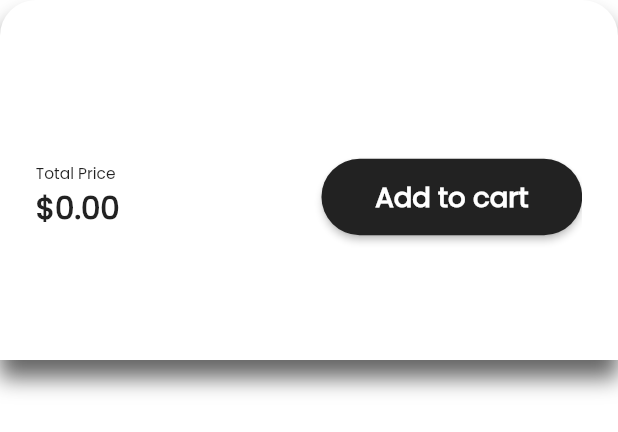
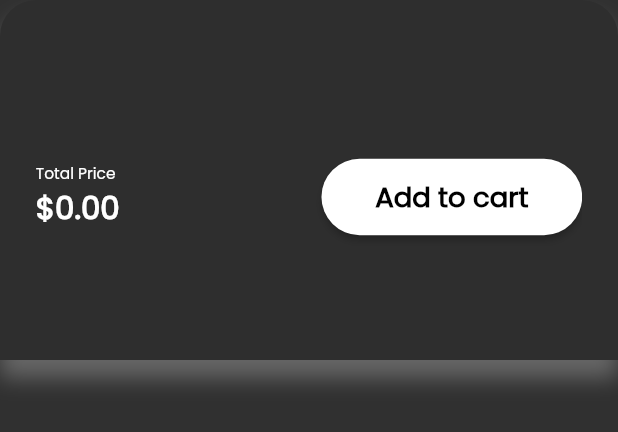
Before and after one commit to kamal606/store_app, a Flutter app: the BodyContainerDiscripeProduct widget shown alone on an empty page, opened directly with empty values, scrolled down 240 dp, on a phone screen of 412 x 824 dp. Shown: the top 432 px of the screen. Run offline on Flutter 3.47's test engine with Material 2 defaults, Android fonts, the phone set to English and light mode, and no system bars; our stand-ins replace bloc, cached_network_image, carousel_slider, connectivity_plus, dartz, dio and 10 more; accounts and stored records are empty; network calls fail.

Commit message:
done rate star and custom themedata map

```diff
--- a/lib/core/color/app_color.dart
+++ b/lib/core/color/app_color.dart
@@ -13,6 +13,7 @@ class AppColor {
   static const Color background = Color(0XFFEDEDED);
   static const Color white = Color(0XFFFFFFFF);
   static const Color erorr = Color(0XFFF01F0E);
+  static const Color darkTheme = Color(0XFF2E2E2E);
 
   static const Color star = Color(0XFFFFAB07);
   static const Color yellow = Colors.yellow;
--- /dev/null
+++ b/lib/core/utils/theme.dart
@@ -0,0 +1,45 @@
+import 'package:flutter/material.dart';
+import 'package:store_app/core/color/app_color.dart';
+
+enum AppTheme {
+  dark("Dark Mode"),
+  light("Light Mode");
+
+  const AppTheme(this.name);
+  final String name;
+}
+
+Map<AppTheme, ThemeData> theme = {
+  AppTheme.dark: ThemeData(
+    fontFamily: "Poppins",
+    brightness: Brightness.dark,
+    elevatedButtonTheme: ElevatedButtonThemeData(
+      style: ElevatedButton.styleFrom(backgroundColor: AppColor.white),
+    ),
+    colorScheme: const ColorScheme.dark(
+      surface: AppColor.white,
+      primaryContainer: AppColor.darkTheme,
+    ),
+    bottomNavigationBarTheme: const BottomNavigationBarThemeData(
+      selectedIconTheme: IconThemeData(color: AppColor.white),
+      unselectedIconTheme: IconThemeData(color: AppColor.grey),
+      selectedLabelStyle: TextStyle(backgroundColor: AppColor.white),
+    ),
+  ),
+  AppTheme.light: ThemeData(
+    fontFamily: "Poppins",
+    brightness: Brightness.light,
+    elevatedButtonTheme: ElevatedButtonThemeData(
+      style: ElevatedButton.styleFrom(backgroundColor: AppColor.darkTheme),
+    ),
+    colorScheme: const ColorScheme.light(
+      surface: AppColor.darkTheme,
+      primaryContainer: AppColor.white,
+    ),
+    bottomNavigationBarTheme: const BottomNavigationBarThemeData(
+      selectedIconTheme: IconThemeData(color: AppColor.darkTheme),
+      unselectedIconTheme: IconThemeData(color: AppColor.grey),
+      selectedLabelStyle: TextStyle(backgroundColor: AppColor.darkTheme),
+    ),
+  ),
+};
--- a/lib/core/widgets/custom_elvated_button.dart
+++ b/lib/core/widgets/custom_elvated_button.dart
@@ -1,6 +1,5 @@
 import 'package:flutter/material.dart';
 import 'package:flutter_screenutil/flutter_screenutil.dart';
-import 'package:store_app/core/color/app_color.dart';
 import 'package:store_app/core/fonts/app_font.dart';
 
 class CustomElvatedButton extends StatelessWidget {
@@ -18,7 +17,6 @@ class CustomElvatedButton extends StatelessWidget {
         ),
         shape:
             RoundedRectangleBorder(borderRadius: BorderRadius.circular(30.h)),
-        backgroundColor: AppColor.blacK,
       ),
       child: Text(
         title,
--- a/lib/feautres/product/presentation/widgets/details_product/body_container_discripe_product.dart
+++ b/lib/feautres/product/presentation/widgets/details_product/body_container_discripe_product.dart
@@ -21,6 +21,7 @@ class BodyContainerDiscripeProduct extends StatelessWidget {
           top: 20.h,
         ),
         decoration: BoxDecoration(
+          color: Theme.of(context).colorScheme.primaryContainer,
           boxShadow: [
             BoxShadow(
               color: AppColor.darkGrey,
@@ -28,7 +29,6 @@ class BodyContainerDiscripeProduct extends StatelessWidget {
               blurRadius: 12,
             ),
           ],
-          color: AppColor.white,
           borderRadius: BorderRadius.only(
             topLeft: Radius.circular(20.h),
             topRight: Radius.circular(20.h),
--- /dev/null
+++ b/lib/feautres/product/presentation/widgets/details_product/section_increment_quantity.dart
@@ -0,0 +1,64 @@
+import 'package:flutter/material.dart';
+import 'package:flutter_screenutil/flutter_screenutil.dart';
+import 'package:font_awesome_flutter/font_awesome_flutter.dart';
+import 'package:store_app/core/classes/icons.dart';
+import 'package:store_app/core/fonts/app_font.dart';
+
+import '../../../../../core/color/app_color.dart';
+import '../../../domain/entities/product_entity.dart';
+
+class SectionIncrementQuantity extends StatelessWidget {
+  const SectionIncrementQuantity({super.key, required this.productEntity});
+  final ProductEntity productEntity;
+  @override
+  Widget build(BuildContext context) {
+    return Column(
+      children: [
+        Container(
+          width: 100.h,
+          height: 35.h,
+          decoration: BoxDecoration(
+            color: AppColor.background,
+            borderRadius: BorderRadius.circular(16.h),
+          ),
+          child: Row(
+            mainAxisAlignment: MainAxisAlignment.spaceEvenly,
+            children: [
+              IconButton(
+                padding: EdgeInsets.zero,
+                constraints: const BoxConstraints(),
+                onPressed: () {},
+                icon: FaIcon(
+                  AppIcon.minus,
+                  size: 15.h,
+                  color: AppColor.blacK,
+                ),
+              ),
+              Text(
+                "1",
+                style: AppFonts.regular_13.copyWith(color: AppColor.blacK),
+              ),
+              IconButton(
+                padding: EdgeInsets.zero,
+                constraints: const BoxConstraints(),
+                onPressed: () {},
+                icon: FaIcon(
+                  AppIcon.plus,
+                  size: 15.h,
+                  color: AppColor.blacK,
+                ),
+              ),
+            ],
+          ),
+        ),
+        SizedBox(
+          height: 10.h,
+        ),
+        Text(
+          "Stock : ${productEntity.stockProduct}",
+          style: AppFonts.bold_13,
+        ),
+      ],
+    );
+  }
+}
--- /dev/null
+++ b/lib/feautres/product/presentation/widgets/details_product/section_rate_with_title.dart
@@ -0,0 +1,61 @@
+import 'package:flutter/material.dart';
+import 'package:flutter_screenutil/flutter_screenutil.dart';
+import 'package:font_awesome_flutter/font_awesome_flutter.dart';
+import 'package:store_app/core/classes/icons.dart';
+import 'package:store_app/core/fonts/app_font.dart';
+
+import '../../../../../core/color/app_color.dart';
+import '../../../domain/entities/product_entity.dart';
+
+class SectionRateWithTitle extends StatelessWidget {
+  const SectionRateWithTitle({super.key, required this.productEntity});
+  final ProductEntity productEntity;
+  @override
+  Widget build(BuildContext context) {
+    return Column(
+      crossAxisAlignment: CrossAxisAlignment.start,
+      children: [
+        SizedBox(
+          width: MediaQuery.of(context).size.width / 2,
+          child: Text(
+            productEntity.titleProduct,
+            style: AppFonts.semiBold_18,
+          ),
+        ),
+        SizedBox(
+          height: 5.h,
+        ),
+        Text(
+          productEntity.categoryProduct,
+          style: AppFonts.regular_11,
+        ),
+        SizedBox(
+          height: 5.h,
+        ),
+        Row(
+          children: [
+            ...List.generate(
+              5,
+              (index) => FaIcon(
+                productEntity.ratingProduct >= index + 1
+                    ? AppIcon.solidStar
+                    : productEntity.ratingProduct <= index
+                        ? AppIcon.star
+                        : AppIcon.starHalf,
+                color: AppColor.star,
+                size: 12.h,
+              ),
+            ),
+            SizedBox(
+              width: 5.h,
+            ),
+            Text(
+              "(${productEntity.ratingProduct})",
+              style: AppFonts.regular_10,
+            ),
+          ],
+        )
+      ],
+    );
+  }
+}
--- a/lib/feautres/product/presentation/widgets/details_product/section_title_with_quantity.dart
+++ b/lib/feautres/product/presentation/widgets/details_product/section_title_with_quantity.dart
@@ -1,10 +1,7 @@
 import 'package:flutter/material.dart';
-import 'package:flutter_screenutil/flutter_screenutil.dart';
-import 'package:font_awesome_flutter/font_awesome_flutter.dart';
-import 'package:store_app/core/classes/icons.dart';
-import 'package:store_app/core/fonts/app_font.dart';
+import 'package:store_app/feautres/product/presentation/widgets/details_product/section_increment_quantity.dart';
+import 'package:store_app/feautres/product/presentation/widgets/details_product/section_rate_with_title.dart';
 
-import '../../../../../core/color/app_color.dart';
 import '../../../domain/entities/product_entity.dart';
 
 class SectionTitleWithQuantity extends StatelessWidget {
@@ -15,93 +12,8 @@ class SectionTitleWithQuantity extends StatelessWidget {
     return Row(
       mainAxisAlignment: MainAxisAlignment.spaceBetween,
       children: [
-        Column(
-          crossAxisAlignment: CrossAxisAlignment.start,
-          children: [
-            SizedBox(
-              width: MediaQuery.of(context).size.width / 2,
-              child: Text(
-                productEntity.titleProduct,
-                style: AppFonts.semiBold_18,
-              ),
-            ),
-            SizedBox(
-              height: 5.h,
-            ),
-            Text(
-              productEntity.categoryProduct,
-              style: AppFonts.regular_11,
-            ),
-            SizedBox(
-              height: 5.h,
-            ),
-            Row(
-              children: [
-                ...List.generate(
-                  5,
-                  (index) => FaIcon(
-                    AppIcon.solidStar,
-                    color: AppColor.star,
-                    size: 12.h,
-                  ),
-                ),
-                SizedBox(
-                  width: 5.h,
-                ),
-                Text(
-                  "(${productEntity.ratingProduct})",
-                  style: AppFonts.regular_10,
-                ),
-              ],
-            )
-          ],
-        ),
-        Column(
-          children: [
-            Container(
-              width: 100.h,
-              height: 35.h,
-              decoration: BoxDecoration(
-                color: AppColor.background,
-                borderRadius: BorderRadius.circular(16.h),
-              ),
-              child: Row(
-                mainAxisAlignment: MainAxisAlignment.spaceEvenly,
-                children: [
-                  IconButton(
-                    padding: EdgeInsets.zero,
-                    constraints: const BoxConstraints(),
-                    onPressed: () {},
-                    icon: FaIcon(
-                      AppIcon.minus,
-                      size: 15.h,
-                    ),
-                  ),
-                  Text(
-                    "1",
-                    style: AppFonts.regular_13,
-                  ),
-                  IconButton(
-                    padding: EdgeInsets.zero,
-                    constraints: const BoxConstraints(),
-                    onPressed: () {},
-                    icon: FaIcon(
-                      AppIcon.plus,
-                      size: 15.h,
-                    ),
-                  ),
-                ],
-              ),
-            ),
-            SizedBox(
-              height: 10.h,
-            ),
-            Text(
-              "Stock : ${productEntity.stockProduct}",
-              style: AppFonts.bold_13,
-            ),
-          ],
-        )
+        SectionRateWithTitle(productEntity: productEntity),
+        SectionIncrementQuantity(productEntity: productEntity),
       ],
     );
   }
--- a/lib/feautres/product/presentation/widgets/home/carouse_slider.dart
+++ b/lib/feautres/product/presentation/widgets/home/carouse_slider.dart
@@ -41,7 +41,9 @@ class CustomCarouseSlider extends StatelessWidget {
                     mainAxisAlignment: MainAxisAlignment.center,
                     crossAxisAlignment: CrossAxisAlignment.start,
                     children: [
-                      Text(i.title, style: AppFonts.bold_25),
+                      Text(i.title,
+                          style:
+                              AppFonts.bold_25.copyWith(color: AppColor.blacK)),
                       Text(i.subTitle,
                           style: AppFonts.regular_16
                               .copyWith(color: AppColor.blacK)),
--- a/lib/feautres/product/presentation/widgets/home/custom_list_product_home.dart
+++ b/lib/feautres/product/presentation/widgets/home/custom_list_product_home.dart
@@ -40,10 +40,7 @@ class CustomListProductHome extends StatelessWidget {
               titleList ?? "",
               style: AppFonts.semiBold_18,
             ),
-            Text(
-              "See All",
-              style: AppFonts.semiBold_14.copyWith(color: AppColor.darkGrey),
-            ),
+            Text("See All", style: AppFonts.semiBold_14),
           ],
         ),
         SizedBox(
--- a/lib/feautres/product/presentation/widgets/home/home_view_body.dart
+++ b/lib/feautres/product/presentation/widgets/home/home_view_body.dart
@@ -51,7 +51,6 @@ class HomeViewBody extends StatelessWidget {
                 const CustomListProductHome(
                   titleList: "New Arrivals",
                   categoryName: "fragrances",
-                  colorStatus: AppColor.blacK,
                   isStatus: true,
                   titleStatus: "NEW",
                 ),
```
Also changed, not shown: lib/feautres/product/presentation/widgets/details_product/section_image.dart (+3 -5 lines), lib/feautres/product/presentation/widgets/home/custom_card_product.dart (+4 -4 lines), lib/feautres/product/presentation/widgets/home/custom_nav_bar.dart (+4 -3 lines), lib/main.dart (+2 -5 lines).
